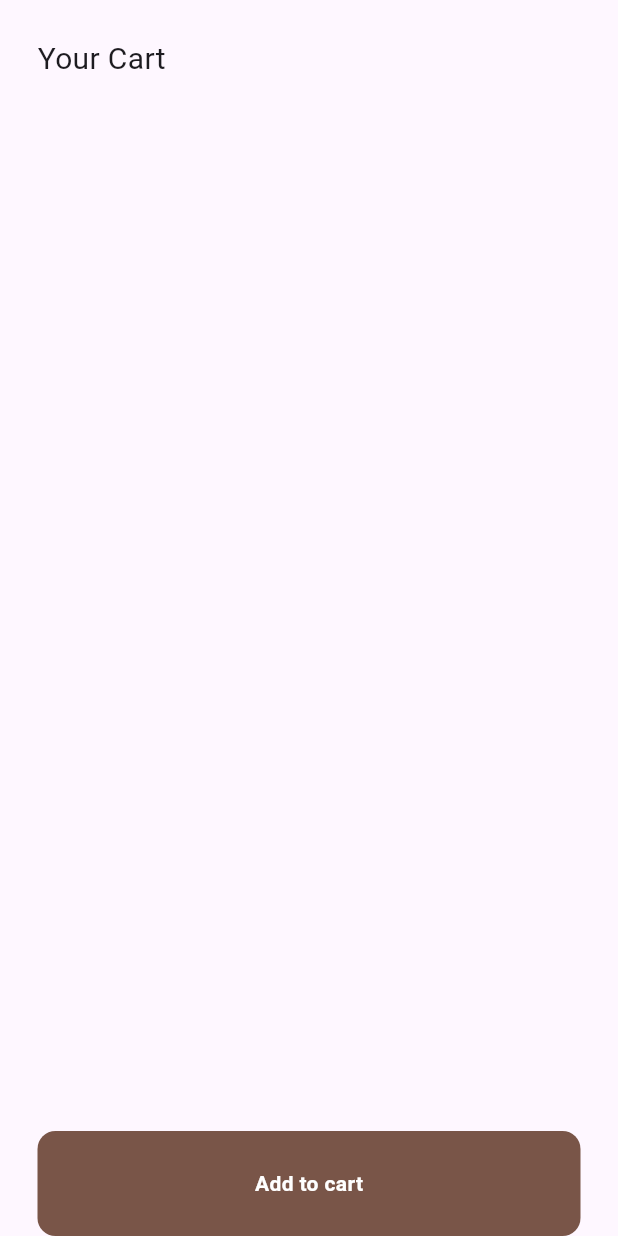
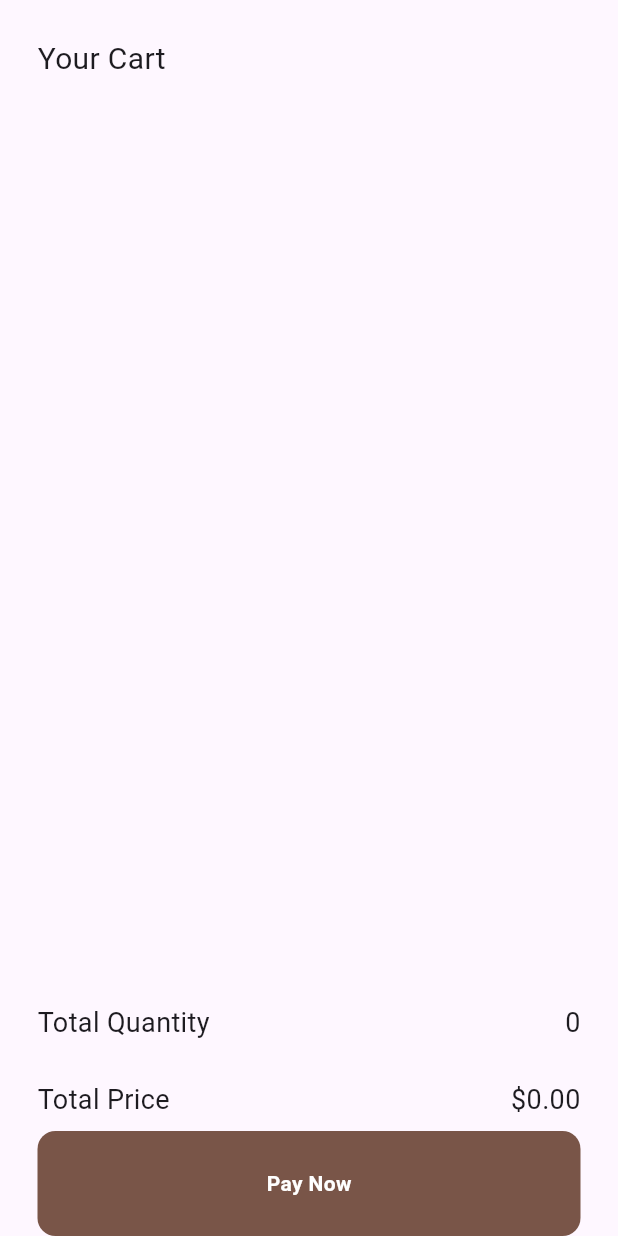
Before and after one commit to RacheliWiner/coffee-shop-flutter, a Flutter app: the CartPage widget shown alone on an empty page, opened directly, on a phone screen of 412 x 824 dp. Run offline on Flutter 3.47's test engine with Material 3 defaults, Android fonts, the phone set to English and light mode, and no system bars; our stand-ins replace confetti, google_nav_bar.

Commit message:
finish cart page

```diff
--- a/lib/components/cart_tile.dart
+++ b/lib/components/cart_tile.dart
@@ -10,6 +10,10 @@ class CartTile extends StatelessWidget {
     required this.coffee,
     required this.onPressed,
   });
+
+  double calculateTotal(Coffee coffee) {
+    return coffee.price * coffee.quantity;
+  }
 
   Widget build(BuildContext context) {
     return Container(
@@ -28,9 +32,18 @@ class CartTile extends StatelessWidget {
             style: TextStyle(fontWeight: FontWeight.bold),
           ),
         ),
-        subtitle: Text('\$${coffee.price}'),
+        subtitle: Column(
+          crossAxisAlignment: CrossAxisAlignment.start,
+          children: [
+            Text('Quantity: ${coffee.quantity}'),
+            Text('Total: \$${calculateTotal(coffee)}'),
+          ],
+        ),
         trailing: IconButton(
-          icon: Icon(Icons.delete, color: Colors.brown[300],),
+          icon: Icon(
+            Icons.delete,
+            color: Colors.brown[300],
+          ),
           onPressed: onPressed,
         ),
       ),
--- a/lib/model/coffee_item.dart
+++ b/lib/model/coffee_item.dart
@@ -42,6 +42,10 @@ class CoffeeItem extends ChangeNotifier {
     notifyListeners();
   }
 
+  // int totalQuantity(){
+  //   return Provider.of<CoffeeItem>(context, listen: false).totalQuantity();
+  // }
+
   void clearCart() {
     _userCart.clear();
     notifyListeners();
--- a/lib/pages/cart_page.dart
+++ b/lib/pages/cart_page.dart
@@ -1,8 +1,8 @@
+
+
 import 'package:coffee_shop/components/cart_tile.dart';
 import 'package:flutter/material.dart';
 import 'package:provider/provider.dart';
-
-import '../components/coffee_tile.dart';
 import '../components/my_button.dart';
 import '../model/coffee.dart';
 import '../model/coffee_item.dart';
@@ -13,6 +13,9 @@ class CartPage extends StatefulWidget {
 }
 
 class _CartPageState extends State<CartPage> {
+  int totalQuantity = 0;
+  double totalPrice = 0;
+
   void goToCoffeePage(Coffee coffee) {
     Navigator.push(
         context,
@@ -20,9 +23,30 @@ class _CartPageState extends State<CartPage> {
             builder: (context) => CoffeeOrderPage(coffee: coffee)));
   }
 
+  double calculateTotalPrice(List<Coffee> coffeeList) {
+    double total = 0;
+    for (var coffee in coffeeList) {
+      total += coffee.price * coffee.quantity;
+    }
+    return total;
+  }
+
+   int calculateTotalQuantity(List<Coffee> coffeeList) {
+    int total = 0;
+    for (var coffee in coffeeList) {
+      total +=coffee.quantity;
+    }
+    return total;
+  }
+
+  @override
   Widget build(BuildContext context) {
     return Consumer<CoffeeItem>(
-      builder: (context, value, child) => Column(
+      builder: (context, value, child) {
+        totalQuantity = calculateTotalQuantity(value.userCart);
+        totalPrice = calculateTotalPrice(value.userCart);
+
+        return Column(
           crossAxisAlignment: CrossAxisAlignment.start,
           children: [
             Padding(
@@ -42,23 +66,56 @@ class _CartPageState extends State<CartPage> {
                   Coffee eachCoffee = value.userCart[index];
                   return CartTile(
                     coffee: eachCoffee,
-                  onPressed: () =>
-                      Provider.of<CoffeeItem>(context, listen: false)
-                          .removeFromCart(eachCoffee),
-                  // goToCoffeePage(eachCoffee),
+                    onPressed: () {
+                      Provider.of<CoffeeItem>(context, listen: false).removeFromCart(eachCoffee);
+                      setState(() {});
+                    },
                   );
                 },
               ),
             ),
+            Padding(
+              padding: EdgeInsets.only(left: 25, top: 25, right: 25),
+              child: Row(
+                mainAxisAlignment: MainAxisAlignment.spaceBetween,
+                children: [
+                  Text(
+                    "Total Quantity",
+                    style: TextStyle(fontSize: 18),
+                  ),
+                  Text(
+                    "${totalQuantity}",
+                    style: TextStyle(fontSize: 18),
+                  ),
+                ],
+              ),
+            ),
+            Padding(
+              padding: EdgeInsets.only(left: 25, top: 25, right: 25),
+              child: Row(
+                mainAxisAlignment: MainAxisAlignment.spaceBetween,
+                children: [
+                  Text(
+                    "Total Price",
+                    style: TextStyle(fontSize: 18),
+                  ),
+                  Text(
+                    '\$${totalPrice.toStringAsFixed(2)}',
+                    style: TextStyle(fontSize: 18),
+                  ),
+                ],
+              ),
+            ),
             SizedBox(
-            height: 75,
+              height: 8,
             ),
             MyButton(
-            text: 'Add to cart',
+              text: 'Pay Now',
               onTap: () {},
             ),
           ],
-      ),
+        );
+      },
     );
   }
 }
```
Lines whose indentation alone changed are shown as unchanged.
